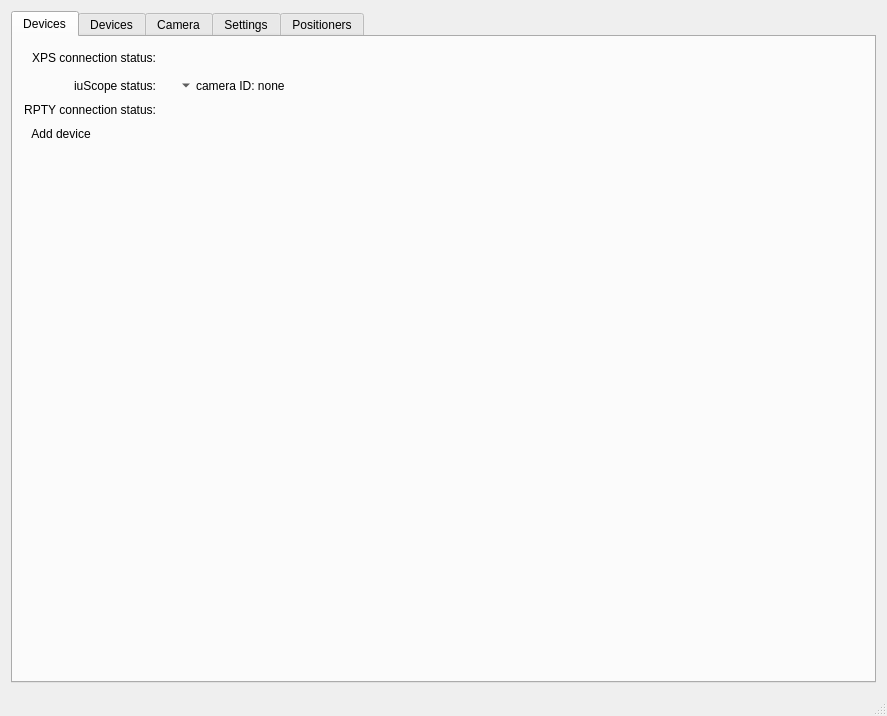
mvxe/MLA-CS, file GUI/mainwindow.ui: the form before one commit.
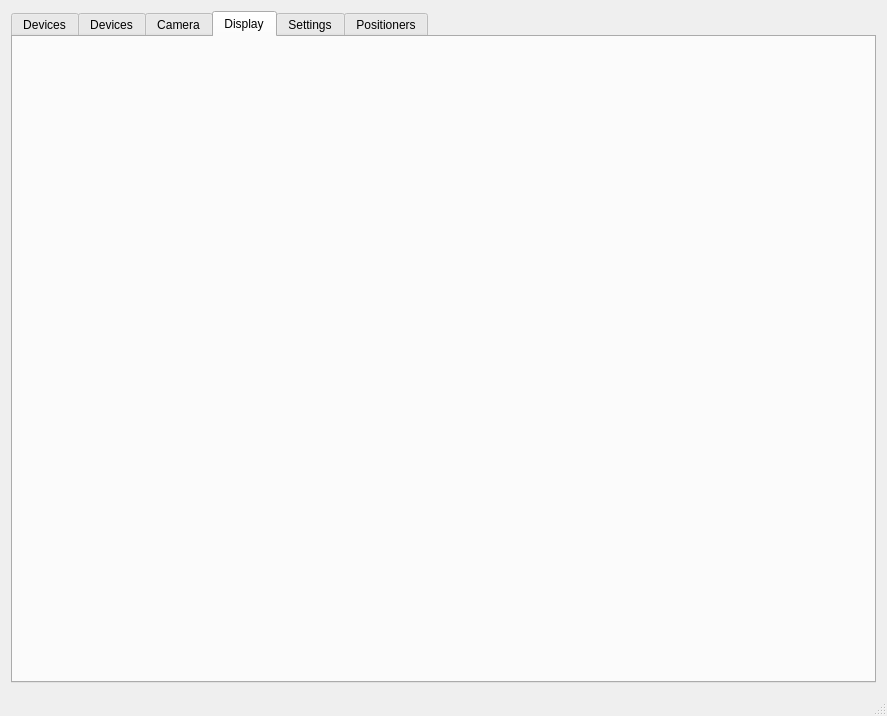
The form after the commit. The open tabs and pages were chosen to show the change. Icons and pictures are not drawn. Custom widgets are drawn as their Qt base class.

```diff
--- a/GUI/mainwindow.ui
+++ b/GUI/mainwindow.ui
@@ -29,8 +29,8 @@
      <verstretch>0</verstretch>
     </sizepolicy>
    </property>
-   <layout class="QGridLayout" name="gridLayout_6">
-    <item row="0" column="0">
+   <layout class="QVBoxLayout" name="verticalLayout">
+    <item>
      <widget class="QTabWidget" name="tabWidget">
       <property name="enabled">
        <bool>true</bool>
@@ -692,6 +692,14 @@
         </item>
        </layout>
       </widget>
+      <widget class="QWidget" name="tab_dis">
+       <property name="enabled">
+        <bool>true</bool>
+       </property>
+       <attribute name="title">
+        <string>Display</string>
+       </attribute>
+      </widget>
       <widget class="QWidget" name="tab_settings">
        <attribute name="title">
         <string>Settings</string>
```
